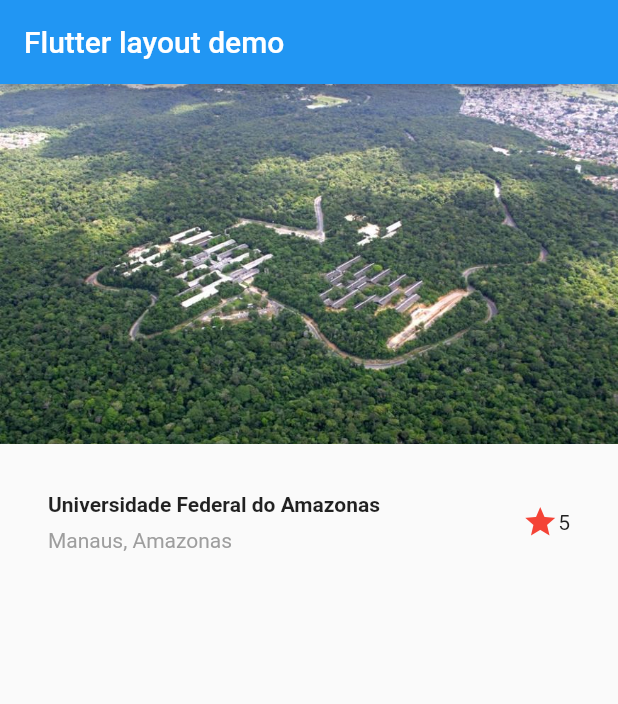
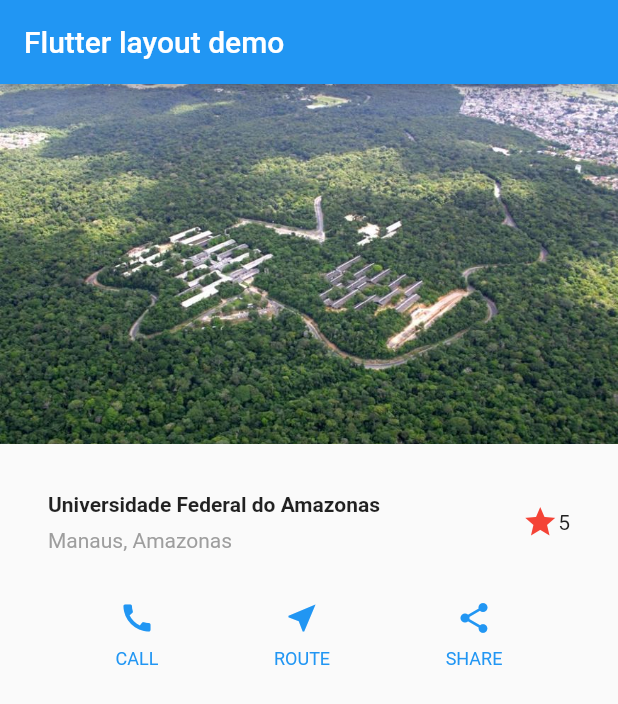
Before and after one commit to gersoncorrea/flutter_build_layout, a Flutter app: the screen it shows after launch, on a phone screen of 412 x 824 dp. Shown: the top 704 px of the screen. Run offline on Flutter 3.47's test engine with Material 2 defaults, Android fonts, the phone set to English and light mode, and no system bars.

Commit message:
add button section

```diff
--- a/lib/main.dart
+++ b/lib/main.dart
@@ -43,6 +43,40 @@ class MyApp extends StatelessWidget {
     );
 
 
+  Color color = Theme.of(context).primaryColor;
+
+  Column _buildButtonColumn(Color color, IconData icondata, String label){
+    return Column(
+      mainAxisSize: MainAxisSize.min,
+      mainAxisAlignment: MainAxisAlignment.center,
+      children: <Widget>[
+        Icon(icondata, color: color),
+        Container(
+          margin: const EdgeInsets.only(top: 8),
+          child: Text(
+            label,
+            style: TextStyle(
+              fontSize: 12,
+              fontWeight: FontWeight.w400,
+              color: color
+            )
+          ),
+        )
+      ],
+    );
+  }
+
+Widget buttonSection = Container(
+  child: Row(
+    mainAxisAlignment: MainAxisAlignment.spaceEvenly,
+    children: <Widget>[
+      _buildButtonColumn(color, Icons.call, 'CALL'),
+      _buildButtonColumn(color, Icons.near_me, 'ROUTE'),
+      _buildButtonColumn(color, Icons.share, 'SHARE')
+    ],),
+);
+
+
     return MaterialApp(
       title:'Flutter layout demo',
       home: Scaffold(
@@ -57,7 +91,8 @@ class MyApp extends StatelessWidget {
               height: 240,
               fit: BoxFit.cover,
             ),
-            titleSection
+            titleSection,
+            buttonSection
           ],
         ),
       ),
```
